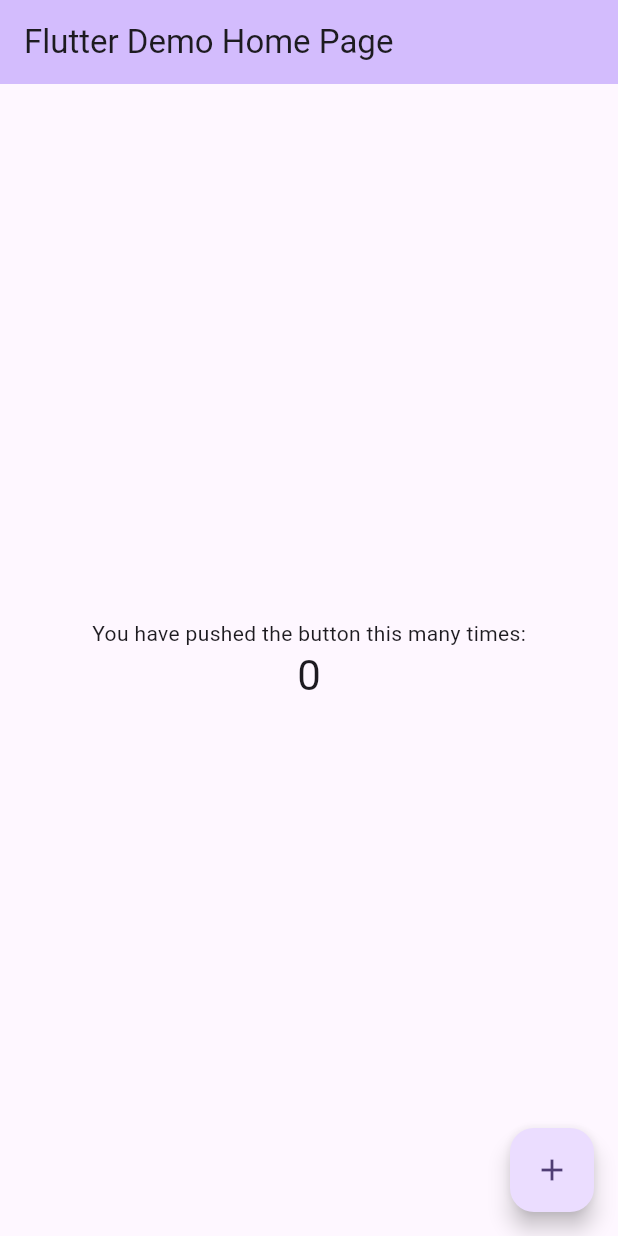
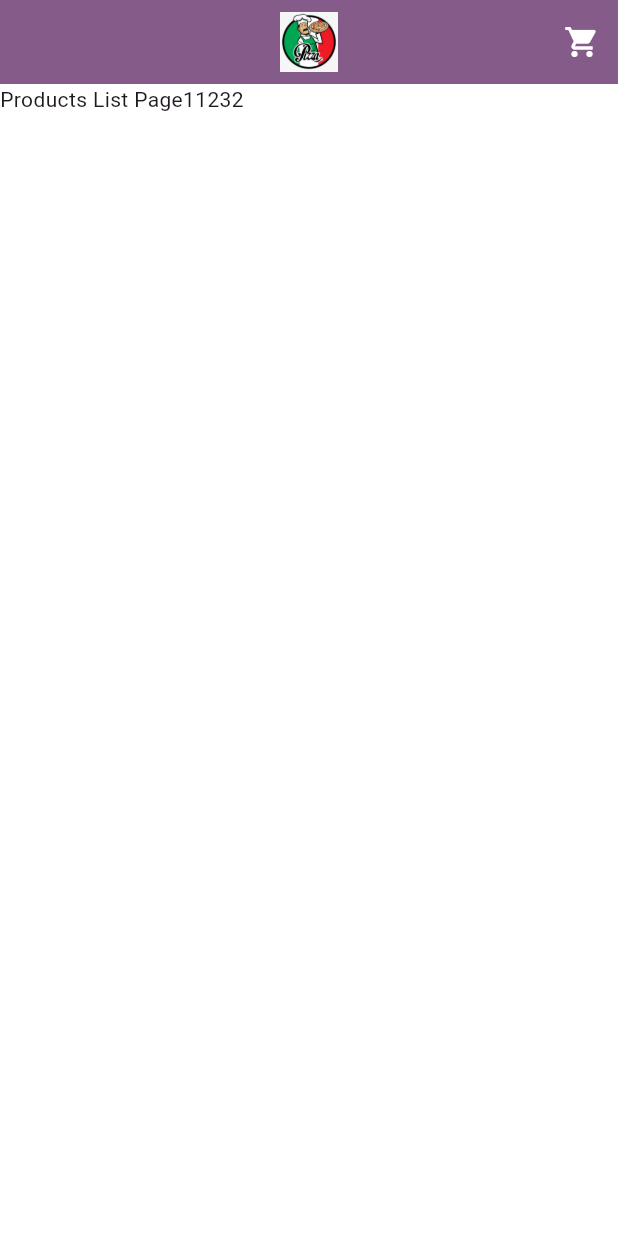
Before and after one commit to Tanchuoi/Pizza-Shop, a Flutter app: the screen it shows after launch, on a phone screen of 412 x 824 dp. Run offline on Flutter 3.47's test engine with Material 3 defaults, Android fonts, the light colour scheme and no system bars.

Commit message:
create some folders and files

```diff
--- a/lib/main.dart
+++ b/lib/main.dart
@@ -1,4 +1,6 @@
 import 'package:flutter/material.dart';
+import 'ui/pages/home_page.dart';
+import 'ui/pages/products_list_page.dart';
 
 void main() {
   runApp(const MyApp());
@@ -7,119 +9,30 @@
 class MyApp extends StatelessWidget {
   const MyApp({super.key});
 
-  // This widget is the root of your application.
   @override
   Widget build(BuildContext context) {
+    final colorScheme = ColorScheme.fromSeed(
+      seedColor: Colors.purple,
+      secondary: Colors.deepOrange,
+      surface: Colors.white,
+      surfaceTint: Colors.grey[200],
+    );
+
+    final themeData = ThemeData(
+        colorScheme: colorScheme,
+        useMaterial3: true,
+        appBarTheme: AppBarTheme(
+          backgroundColor: colorScheme.primary, // Set the AppBar color
+          foregroundColor:
+              colorScheme.onPrimary, // Ensure the text color contrasts well
+          elevation: 4,
+        ));
+
     return MaterialApp(
-      title: 'Flutter Demo',
-      theme: ThemeData(
-        // This is the theme of your application.
-        //
-        // TRY THIS: Try running your application with "flutter run". You'll see
-        // the application has a purple toolbar. Then, without quitting the app,
-        // try changing the seedColor in the colorScheme below to Colors.green
-        // and then invoke "hot reload" (save your changes or press the "hot
-        // reload" button in a Flutter-supported IDE, or press "r" if you used
-        // the command line to start the app).
-        //
-        // Notice that the counter didn't reset back to zero; the application
-        // state is not lost during the reload. To reset the state, use hot
-        // restart instead.
-        //
-        // This works for code too, not just values: Most code changes can be
-        // tested with just a hot reload.
-        colorScheme: ColorScheme.fromSeed(seedColor: Colors.deepPurple),
-        useMaterial3: true,
-      ),
-      home: const MyHomePage(title: 'Flutter Demo Home Page'),
+      debugShowCheckedModeBanner: false,
+      title: 'Pizza Shop',
+      theme: themeData,
+      home: const ProductsListPage(),
     );
   }
 }
-
-class MyHomePage extends StatefulWidget {
-  const MyHomePage({super.key, required this.title});
-
-  // This widget is the home page of your application. It is stateful, meaning
-  // that it has a State object (defined below) that contains fields that affect
-  // how it looks.
-
-  // This class is the configuration for the state. It holds the values (in this
-  // case the title) provided by the parent (in this case the App widget) and
-  // used by the build method of the State. Fields in a Widget subclass are
-  // always marked "final".
-
-  final String title;
-
-  @override
-  State<MyHomePage> createState() => _MyHomePageState();
-}
-
-class _MyHomePageState extends State<MyHomePage> {
-  int _counter = 0;
-
-  void _incrementCounter() {
-    setState(() {
-      // This call to setState tells the Flutter framework that something has
-      // changed in this State, which causes it to rerun the build method below
-      // so that the display can reflect the updated values. If we changed
-      // _counter without calling setState(), then the build method would not be
-      // called again, and so nothing would appear to happen.
-      _counter++;
-    });
-  }
-
-  @override
-  Widget build(BuildContext context) {
-    // This method is rerun every time setState is called, for instance as done
-    // by the _incrementCounter method above.
-    //
-    // The Flutter framework has been optimized to make rerunning build methods
-    // fast, so that you can just rebuild anything that needs updating rather
-    // than having to individually change instances of widgets.
-    return Scaffold(
-      appBar: AppBar(
-        // TRY THIS: Try changing the color here to a specific color (to
-        // Colors.amber, perhaps?) and trigger a hot reload to see the AppBar
-        // change color while the other colors stay the same.
-        backgroundColor: Theme.of(context).colorScheme.inversePrimary,
-        // Here we take the value from the MyHomePage object that was created by
-        // the App.build method, and use it to set our appbar title.
-        title: Text(widget.title),
-      ),
-      body: Center(
-        // Center is a layout widget. It takes a single child and positions it
-        // in the middle of the parent.
-        child: Column(
-          // Column is also a layout widget. It takes a list of children and
-          // arranges them vertically. By default, it sizes itself to fit its
-          // children horizontally, and tries to be as tall as its parent.
-          //
-          // Column has various properties to control how it sizes itself and
-          // how it positions its children. Here we use mainAxisAlignment to
-          // center the children vertically; the main axis here is the vertical
-          // axis because Columns are vertical (the cross axis would be
-          // horizontal).
-          //
-          // TRY THIS: Invoke "debug painting" (choose the "Toggle Debug Paint"
-          // action in the IDE, or press "p" in the console), to see the
-          // wireframe for each widget.
-          mainAxisAlignment: MainAxisAlignment.center,
-          children: <Widget>[
-            const Text(
-              'You have pushed the button this many times:',
-            ),
-            Text(
-              '$_counter',
-              style: Theme.of(context).textTheme.headlineMedium,
-            ),
-          ],
-        ),
-      ),
-      floatingActionButton: FloatingActionButton(
-        onPressed: _incrementCounter,
-        tooltip: 'Increment',
-        child: const Icon(Icons.add),
-      ), // This trailing comma makes auto-formatting nicer for build methods.
-    );
-  }
-}
--- /dev/null
+++ b/lib/ui/pages/home_page.dart
@@ -0,0 +1,15 @@
+import 'package:flutter/material.dart';
+
+class HomePage extends StatelessWidget {
+  const HomePage({super.key});
+
+  @override
+  Widget build(BuildContext context) {
+    return Scaffold(
+      appBar: AppBar(
+        leading: Icon(Icons.agriculture_outlined),
+      ),
+      body: Text('Homepage'),
+    );
+  }
+}
--- /dev/null
+++ b/lib/ui/pages/products_list_page.dart
@@ -0,0 +1,25 @@
+import 'package:flutter/material.dart';
+
+class ProductsListPage extends StatelessWidget {
+  const ProductsListPage({Key? key}) : super(key: key);
+
+  @override
+  Widget build(BuildContext context) {
+    return Scaffold(
+      appBar: AppBar(
+        centerTitle: true,
+        title: Image.asset(
+          'assets/images/logo.webp',
+          height: 40,
+        ),
+        actions: [
+          IconButton(
+            icon: const Icon(Icons.shopping_cart),
+            onPressed: () {},
+          ),
+        ],
+      ),
+      body: Text('Products List Page11232'),
+    );
+  }
+}
--- a/pubspec.yaml
+++ b/pubspec.yaml
@@ -20,3 +20,6 @@ dev_dependencies:
 
 flutter:
   uses-material-design: true
+
+  assets:
+    - assets/images
```
Also changed, not shown: assets/images/logo.webp (added), lib/ui/pages/cart_page.dart (added), lib/ui/pages/product_detail_page.dart (added).
